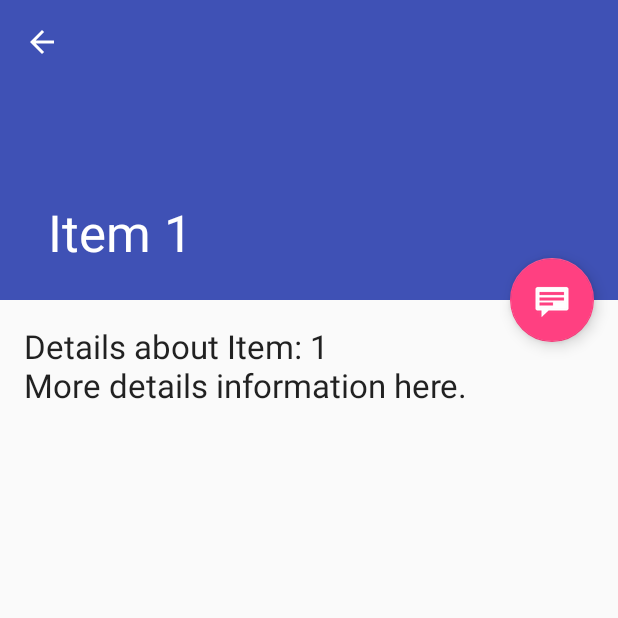
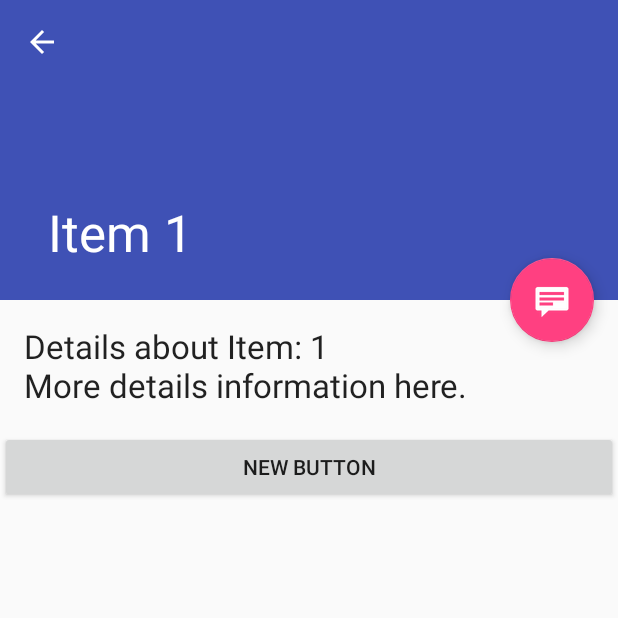
Before and after one commit to mperezmartinez/PruebaExamen2, an Android app: the screen it shows after launch (ItemDetailActivity), after a tap on an icon or button, on a phone screen of 412 x 824 dp, the top half of it. Run offline under Robolectric (Android 15) with nearby library versions, the phone set to English and light mode, and no system bars.

Commit message:
Creamos el archivo para layout land , y luego ponemos dentro del fragment un linear layout con el textview y el boton

```diff
--- /dev/null
+++ b/app/src/main/res/layout-land/activity_item_list.xml
@@ -0,0 +1,6 @@
+<?xml version="1.0" encoding="utf-8"?>
+<LinearLayout xmlns:android="http://schemas.android.com/apk/res/android"
+    android:orientation="vertical" android:layout_width="match_parent"
+    android:layout_height="match_parent">
+
+</LinearLayout>
--- a/app/src/main/res/layout/fragment_item_detail.xml
+++ b/app/src/main/res/layout/fragment_item_detail.xml
@@ -1,5 +1,25 @@
-<TextView xmlns:android="http://schemas.android.com/apk/res/android"
-    xmlns:tools="http://schemas.android.com/tools" android:id="@+id/item_detail"
-    style="?android:attr/textAppearanceLarge" android:layout_width="match_parent"
-    android:layout_height="match_parent" android:padding="16dp" android:textIsSelectable="true"
-    tools:context=".ItemDetailFragment" />
+<LinearLayout xmlns:android="http://schemas.android.com/apk/res/android"
+    android:layout_width="match_parent"
+    android:layout_height="match_parent"
+    android:orientation="vertical">
+
+
+    <TextView xmlns:android="http://schemas.android.com/apk/res/android"
+        xmlns:tools="http://schemas.android.com/tools"
+        android:id="@+id/item_detail"
+        style="?android:attr/textAppearanceLarge"
+        android:layout_width="match_parent"
+        android:layout_height="wrap_content"
+        android:layout_above="@+id/button"
+        android:padding="16dp"
+        android:textIsSelectable="true"
+        tools:context=".ItemDetailFragment" />
+
+    <Button
+        android:id="@+id/button"
+        android:layout_width="match_parent"
+        android:layout_height="wrap_content"
+        android:layout_alignParentBottom="true"
+        android:layout_centerHorizontal="true"
+        android:text="New Button" />
+</LinearLayout>
```
